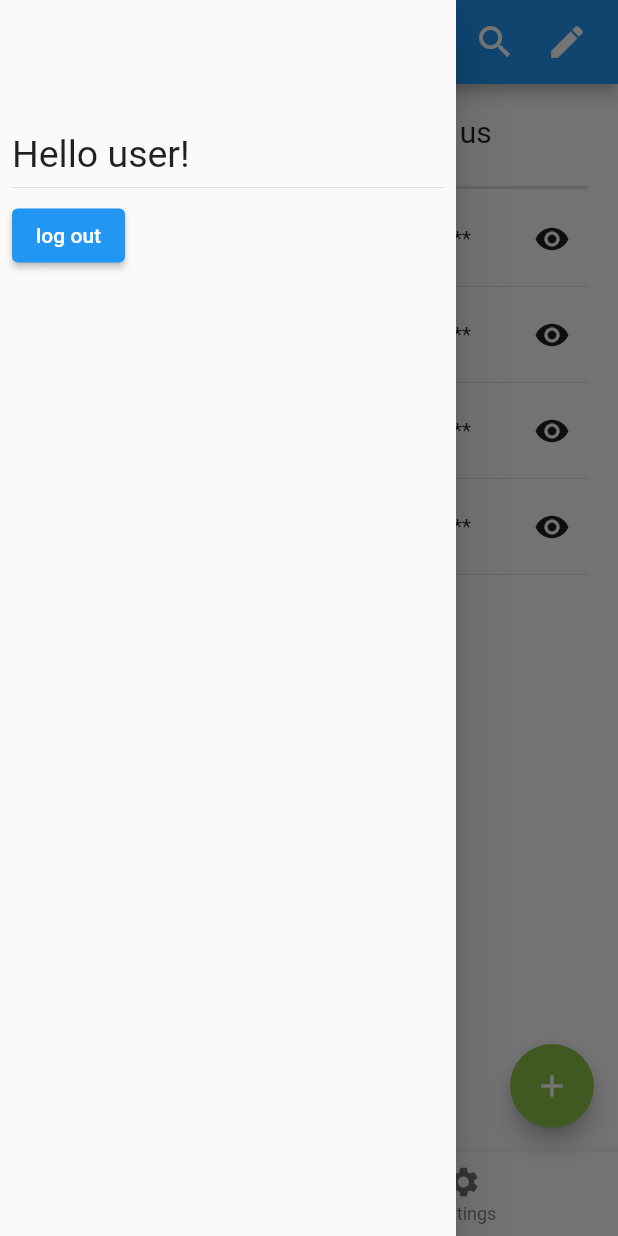
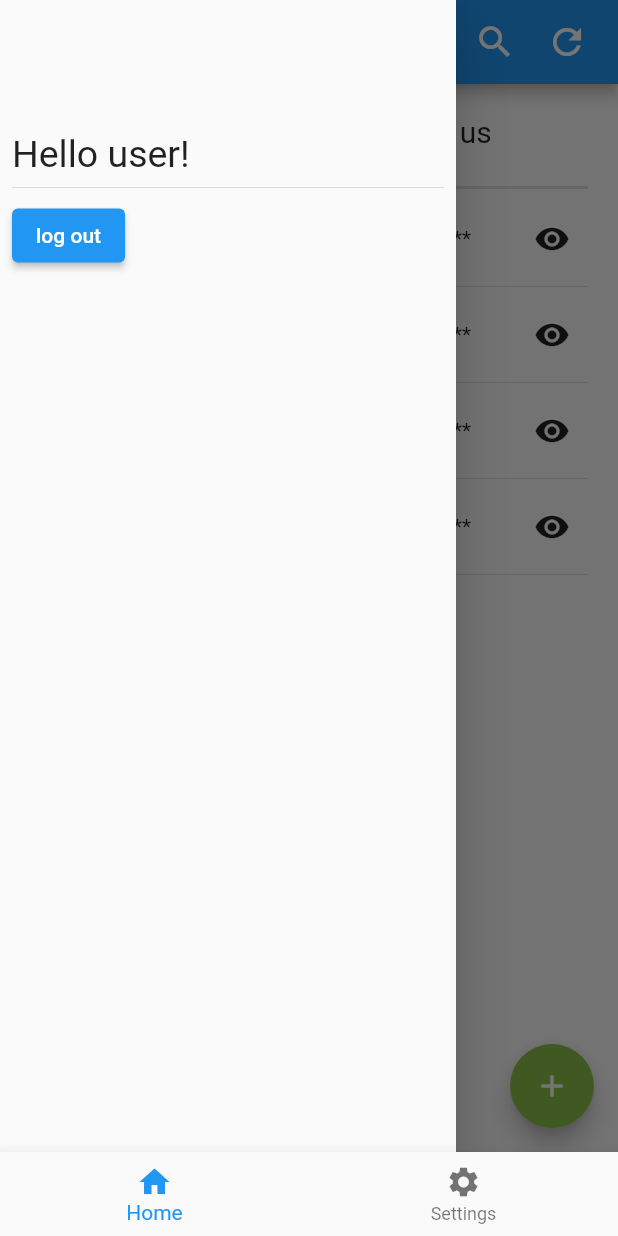
Before and after one commit to Stempnio/password-keeper, a Flutter app: the screen it shows after launch, with the side drawer open, on a phone screen of 412 x 824 dp. Run offline on Flutter 3.47's test engine with Material 2 defaults, Android fonts, the phone set to English and light mode, and no system bars; our stand-ins replace loading_animation_widget.

Commit message:
feat[password_keeper]: working bottom navigation bar, added blank settings screen

```diff
--- a/lib/main.dart
+++ b/lib/main.dart
@@ -1,9 +1,6 @@
 import 'package:flutter/material.dart';
-import 'package:password_keeper/model/Credentials.dart';
-import 'package:password_keeper/repository/credentials_repository.dart';
-import 'package:password_keeper/view/home/credentials_row.dart';
-import 'package:password_keeper/view/home/top_caption.dart';
-import 'package:loading_animation_widget/loading_animation_widget.dart';
+import 'package:password_keeper/view/home/home.dart';
+import 'package:password_keeper/view/settings/settings.dart';
 
 void main() {
   runApp(const PasswordKeeperApp());
@@ -17,135 +14,25 @@ class PasswordKeeperApp extends StatefulWidget {
 }
 
 class _PasswordKeeperAppState extends State<PasswordKeeperApp> {
-  CredentialsRepository credentialsRepository = CredentialsRepository();
-  bool loadingCredentials = true;
-
-  void getCredentials() async {
-    var result = await credentialsRepository.getCredentials();
-    setState(() {
-      credentials = result;
-      loadingCredentials = false;
-    });
-  }
-
-  List<Credentials> credentials = [];
-
-  @override
-  void initState() {
-    super.initState();
-    getCredentials();
-  }
+  int currentScreen = 0;
+  final screens = [
+    const Home(),
+    const Settings(),
+  ];
 
   @override
   Widget build(BuildContext context) {
     return MaterialApp(
-      // routes: ,
       home: Scaffold(
-        appBar: AppBar(
-          title: const Text('Password Keeper'),
-          actions: [
-            Padding(
-              padding: const EdgeInsets.only(right: 20),
-              child: GestureDetector(
-                onTap: () {},
-                child: const Icon(
-                  Icons.search,
-                  size: 28,
-                ),
-              ),
-            ),
-            Padding(
-              padding: const EdgeInsets.only(right: 20),
-              child: GestureDetector(
-                onTap: () {},
-                child: const Icon(
-                  Icons.edit,
-                  size: 28,
-                ),
-              ),
-            )
-          ],
-        ),
-        body: Padding(
-          padding: const EdgeInsets.all(20),
-          child: Center(
-            child: Column(
-              children: [
-                const TopCaption(),
-                loadingCredentials
-                    ? Column(
-                        children: [
-                          const Text('Loading data'),
-                          const SizedBox(
-                            height: 30,
-                          ),
-                          LoadingAnimationWidget.staggeredDotsWave(
-                              color: Colors.black, size: 70),
-                        ],
-                      )
-                    : credentials.isEmpty
-                        ? const Text('No passwords yet')
-                        : Column(
-                            children: credentials
-                                .map(
-                                  (e) => CredentialsRow(
-                                    credentials: e,
-                                    delete: () {
-                                      setState(() {
-                                        credentials.remove(e);
-                                      });
-                                    },
-                                  ),
-                                )
-                                .toList(),
-                          ),
-              ],
-            ),
-          ),
-        ),
-        floatingActionButton: FloatingActionButton(
-          backgroundColor: Colors.lightGreen,
-          // TODO: sheet for adding credentials
-          onPressed: () {
-            setState(() {
-              credentials.add(
-                Credentials(
-                    websiteURL: 'websiteNew.com',
-                    login: 'login',
-                    passwordHash: 'passNew'),
-              );
-            });
-          },
-          child: const Icon(
-            Icons.add,
-          ),
-        ),
-        drawer: Drawer(
-          child: Padding(
-            padding: const EdgeInsets.all(8.0),
-            child: Column(
-              mainAxisAlignment: MainAxisAlignment.start,
-              crossAxisAlignment: CrossAxisAlignment.start,
-              children: [
-                const SizedBox(
-                  height: 80,
-                ),
-                const Text(
-                  'Hello user!',
-                  style: TextStyle(
-                    fontSize: 25,
-                  ),
-                ),
-                const Divider(),
-                ElevatedButton(
-                  onPressed: () {},
-                  child: const Text('log out'),
-                )
-              ],
-            ),
-          ),
+        body: IndexedStack(
+          index: currentScreen,
+          children: screens,
         ),
         bottomNavigationBar: BottomNavigationBar(
+          currentIndex: currentScreen,
+          onTap: (index) => setState(() {
+            currentScreen = index;
+          }),
           items: const [
             BottomNavigationBarItem(
               icon: Icon(Icons.home),
--- /dev/null
+++ b/lib/view/settings/settings.dart
@@ -0,0 +1,17 @@
+import 'package:flutter/material.dart';
+
+class Settings extends StatefulWidget {
+  const Settings({Key? key}) : super(key: key);
+
+  @override
+  State<Settings> createState() => _SettingsState();
+}
+
+class _SettingsState extends State<Settings> {
+  @override
+  Widget build(BuildContext context) {
+    return Center(
+      child: Text('asdf'),
+    );
+  }
+}
```
